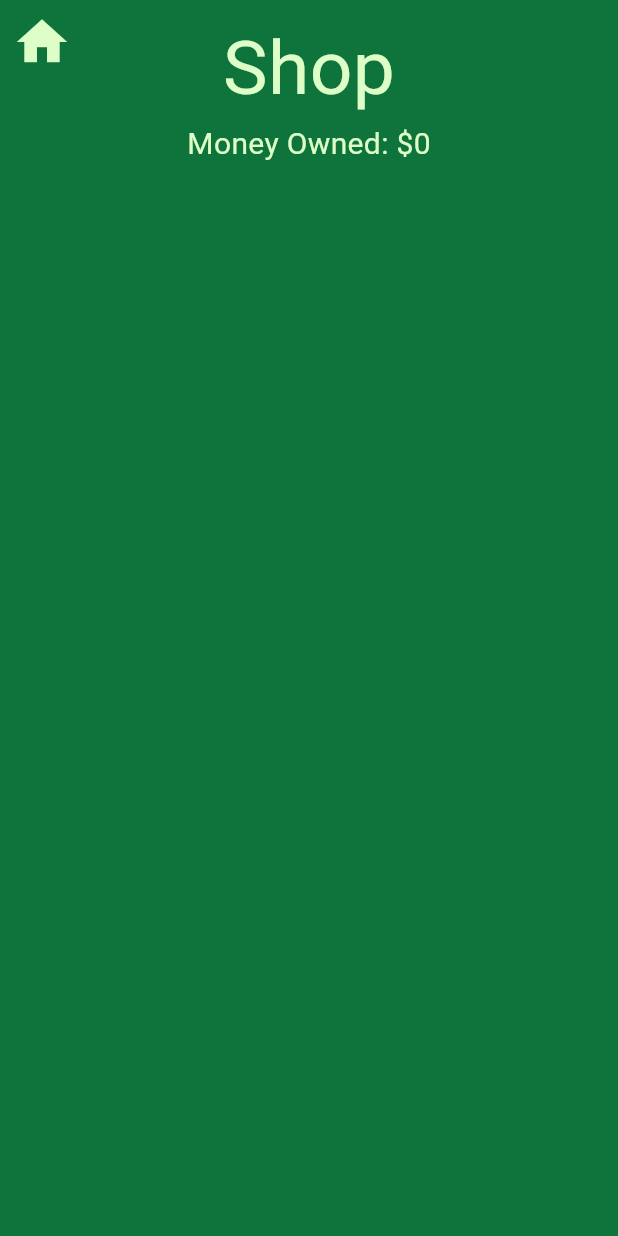
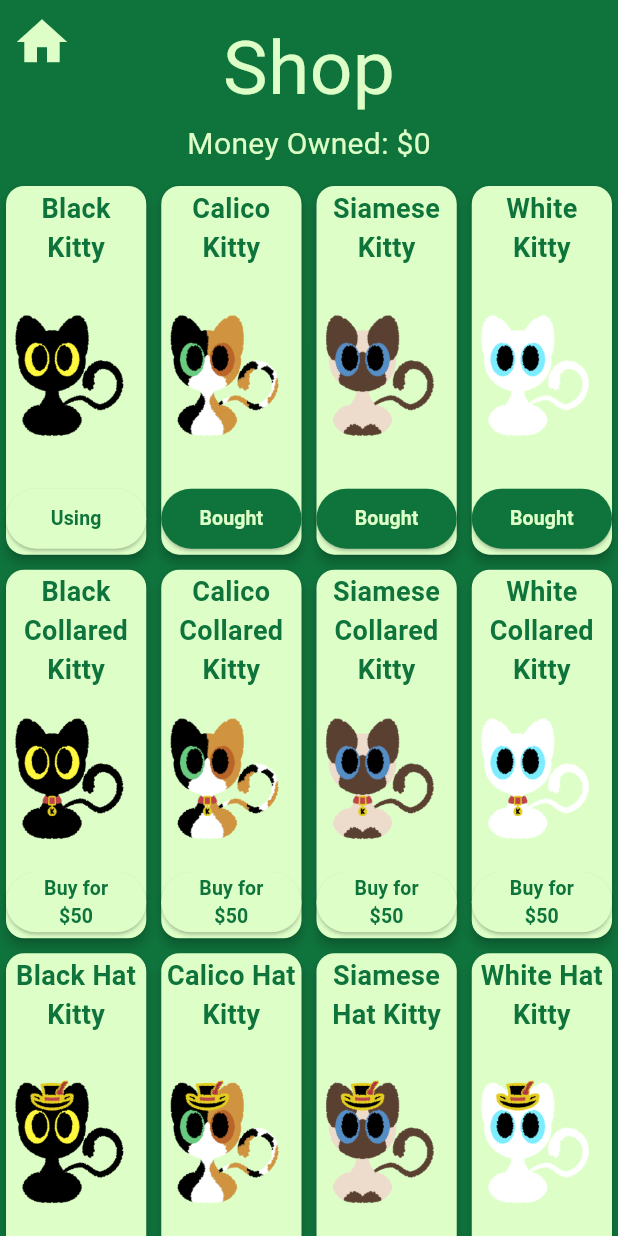
Before and after one commit to Fokuru/theragame, a Flutter app: the screen it shows after launch, after a tap on "Shop", on a phone screen of 412 x 824 dp. Run offline on Flutter 3.47's test engine with Material 3 defaults, Android fonts, the phone set to English and light mode, and no system bars; our stand-ins replace shared_preferences.

Commit message:
Fixed the Task Screen and loadData

```diff
--- a/lib/main.dart
+++ b/lib/main.dart
@@ -538,25 +538,35 @@ class _MyWidgetState extends State<MyWidget> {
     boardItem = prefs.getString('boardItem') ?? "BINGO";
 
     int? bgColorInt = prefs.getInt('backgroundColor');
-    if (bgColorInt != null) {
-      backgroundColor = Color(bgColorInt);
-    } else {
-      backgroundColor = Color.fromARGB(255, 221, 255, 199);
-    }
+    backgroundColor = bgColorInt != null
+        ? Color(bgColorInt)
+        : Color.fromARGB(255, 221, 255, 199);
 
     int? fgColorInt = prefs.getInt('foregroundColor');
-    if (fgColorInt != null) {
-      foregroundColor = Color(fgColorInt);
-    } else {
-      foregroundColor = Color.fromARGB(255, 15, 115, 60);
-    }
+    foregroundColor = fgColorInt != null
+        ? Color(fgColorInt)
+        : Color.fromARGB(255, 15, 115, 60);
 
     pickedTasks = jsonDecode(prefs.getString('pickedTasks') ?? '[]');
     doneTasks = jsonDecode(prefs.getString('doneTasks') ?? '[]');
 
-    shopItems = List<Map<String, dynamic>>.from(
-      jsonDecode(prefs.getString('shopItems') ?? '[]'),
-    );
+    // Attempt to load shopItems from prefs
+    var loadedShopItems = prefs.getString('shopItems');
+    if (loadedShopItems != null && loadedShopItems.isNotEmpty) {
+      shopItems = List<Map<String, dynamic>>.from(jsonDecode(loadedShopItems));
+    } else {
+      // Fallback: regenerate shopItems if none exist.
+      shopItems = List.generate(
+        16,
+        (index) => {
+          'image': 'images/${kittyTypes[index]}/${kittyTypes[index]}UO.png',
+          'name': kittyNames[index],
+          'price': getPriceForIndex(index),
+          'purchased': index < 4, // first 4 are unlocked by default
+          'using': index == 0, // first one is in use by default
+        },
+      );
+    }
   }
 
   @override
@@ -1376,12 +1386,19 @@ class _MyWidgetState extends State<MyWidget> {
                         Container(
                           width: double.infinity,
                           height: 250.0,
-                          padding: EdgeInsets.all(20.0),
+                          padding: EdgeInsets.all(0.0),
                           color: colorPatterns[selectedPattern].background,
                           child: Align(
-                            alignment: Alignment(0, 0.50),
-                            child: Image(
-                              image: AssetImage((catImages[kittyNumber])),
+                            alignment: Alignment(0.4, 0),
+                            child: Padding(
+                              padding: EdgeInsets.only(top: 70.0),
+                              child: Transform.scale(
+                                scale: 1.75, // 1.5x the current size
+                                child: Image(
+                                  image: AssetImage(catImages[kittyNumber]),
+                                  fit: BoxFit.contain,
+                                ),
+                              ),
                             ),
                           ),
                         ),
```
